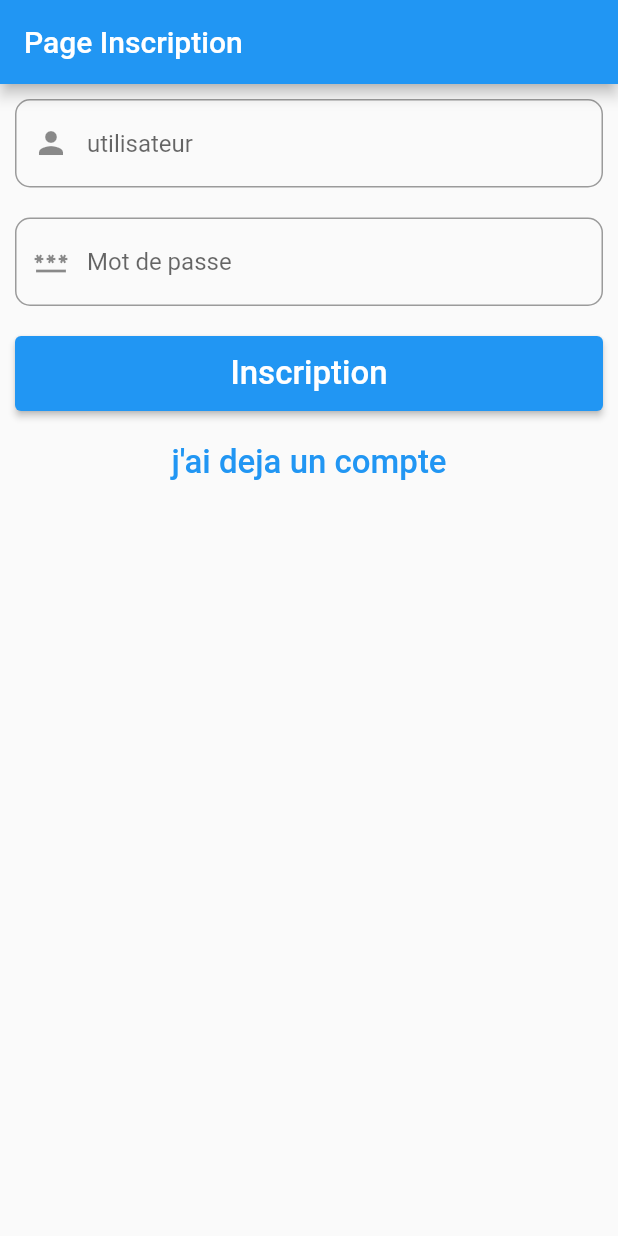
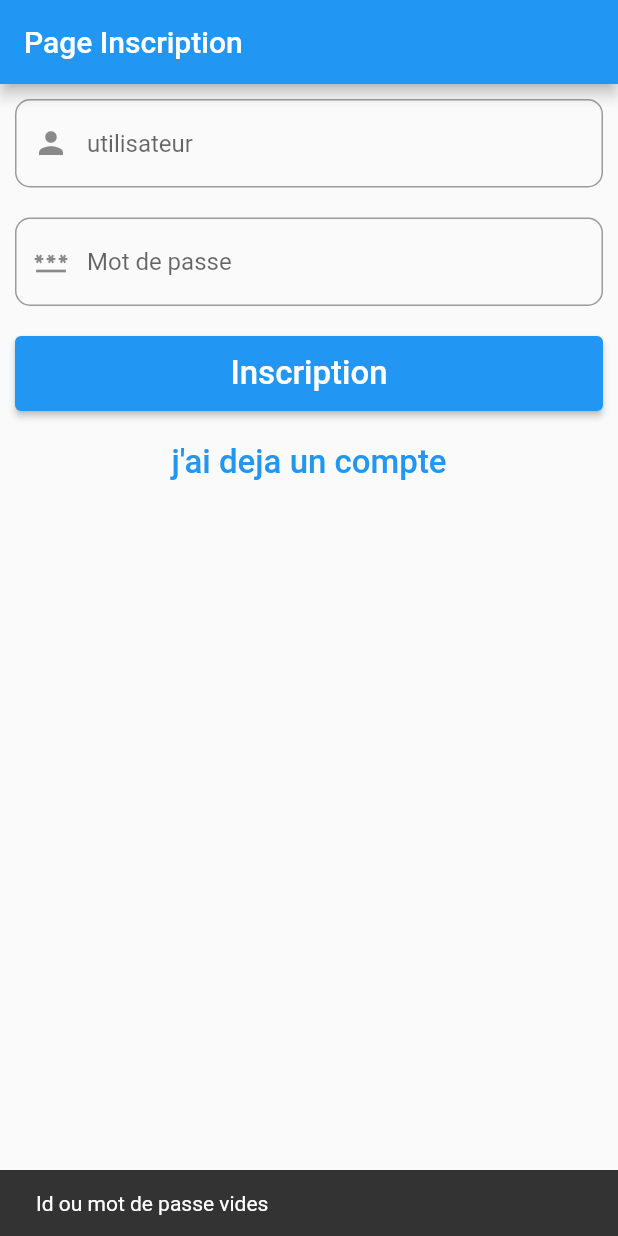
Before and after one commit to rouamansour/Voyage_app, a Flutter app: the screen it shows after launch, after a tap on "Inscription", on a phone screen of 412 x 824 dp. Run offline on Flutter 3.47's test engine with Material 2 defaults, Android fonts, the phone set to English and light mode, and no system bars; our stand-ins replace shared_preferences.

Commit message:
update methode onInscrire() and onAuthentifier()

```diff
--- a/voyage/lib/pages/authentification.page.dart
+++ b/voyage/lib/pages/authentification.page.dart
@@ -66,6 +66,11 @@ class AuthentificationPage extends StatelessWidget {
       Navigator.pop(context);
       Navigator.pushNamed(context, '/home');
 
+    }else{
+      const snackBar=SnackBar(
+        content: Text('verifier votre Id et mot de passe '),
+        );
+        ScaffoldMessenger.of(context).showSnackBar(snackBar);
     }
   }
 }
--- a/voyage/lib/pages/inscription.page.dart
+++ b/voyage/lib/pages/inscription.page.dart
@@ -65,6 +65,11 @@ class InscriptionPage extends StatelessWidget{
       Navigator.pop(context);
       Navigator.pushNamed(context, '/home');
 
+    }else{
+      const snackBar=SnackBar(
+        content: Text('Id ou mot de passe vides'),
+        );
+        ScaffoldMessenger.of(context).showSnackBar(snackBar);
     }
   }
 }
```
